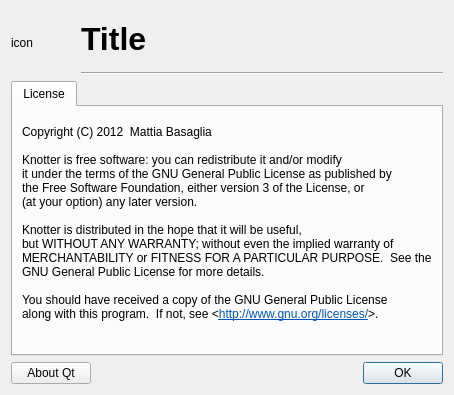
Before: the Qt Designer form src/dialogs/about_dialog.ui in mbasaglia/Knotter, drawn with Qt 5.
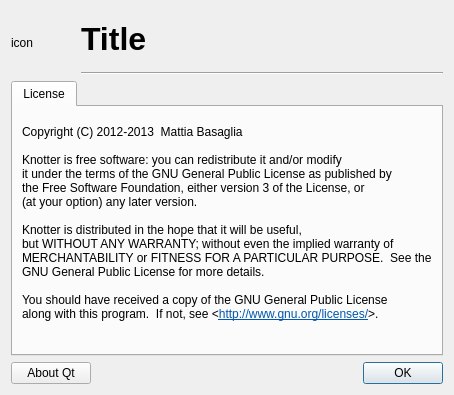
After: the same form once the commit is applied. Icons and pictures are not drawn.

The edit to the form file:
```diff
--- a/src/dialogs/about_dialog.ui
+++ b/src/dialogs/about_dialog.ui
@@ -85,21 +85,21 @@
 &lt;html&gt;&lt;head&gt;&lt;meta name=&quot;qrichtext&quot; content=&quot;1&quot; /&gt;&lt;style type=&quot;text/css&quot;&gt;
 p, li { white-space: pre-wrap; }
 &lt;/style&gt;&lt;/head&gt;&lt;body style=&quot; font-family:'Sans Serif'; font-size:9pt; font-weight:400; font-style:normal;&quot;&gt;
-&lt;p style=&quot; margin-top:0px; margin-bottom:0px; margin-left:0px; margin-right:0px; -qt-block-indent:0; text-indent:0px;&quot;&gt;Copyright (C) 2012  Mattia Basaglia&lt;/p&gt;
-&lt;p style=&quot;-qt-paragraph-type:empty; margin-top:0px; margin-bottom:0px; margin-left:0px; margin-right:0px; -qt-block-indent:0; text-indent:0px;&quot;&gt;&lt;/p&gt;
+&lt;p style=&quot; margin-top:0px; margin-bottom:0px; margin-left:0px; margin-right:0px; -qt-block-indent:0; text-indent:0px;&quot;&gt;Copyright (C) 2012-2013  Mattia Basaglia&lt;/p&gt;
+&lt;p style=&quot;-qt-paragraph-type:empty; margin-top:0px; margin-bottom:0px; margin-left:0px; margin-right:0px; -qt-block-indent:0; text-indent:0px;&quot;&gt;&lt;br /&gt;&lt;/p&gt;
 &lt;p style=&quot; margin-top:0px; margin-bottom:0px; margin-left:0px; margin-right:0px; -qt-block-indent:0; text-indent:0px;&quot;&gt;Knotter is free software: you can redistribute it and/or modify&lt;/p&gt;
 &lt;p style=&quot; margin-top:0px; margin-bottom:0px; margin-left:0px; margin-right:0px; -qt-block-indent:0; text-indent:0px;&quot;&gt;it under the terms of the GNU General Public License as published by&lt;/p&gt;
 &lt;p style=&quot; margin-top:0px; margin-bottom:0px; margin-left:0px; margin-right:0px; -qt-block-indent:0; text-indent:0px;&quot;&gt;the Free Software Foundation, either version 3 of the License, or&lt;/p&gt;
 &lt;p style=&quot; margin-top:0px; margin-bottom:0px; margin-left:0px; margin-right:0px; -qt-block-indent:0; text-indent:0px;&quot;&gt;(at your option) any later version.&lt;/p&gt;
-&lt;p style=&quot;-qt-paragraph-type:empty; margin-top:0px; margin-bottom:0px; margin-left:0px; margin-right:0px; -qt-block-indent:0; text-indent:0px;&quot;&gt;&lt;/p&gt;
+&lt;p style=&quot;-qt-paragraph-type:empty; margin-top:0px; margin-bottom:0px; margin-left:0px; margin-right:0px; -qt-block-indent:0; text-indent:0px;&quot;&gt;&lt;br /&gt;&lt;/p&gt;
 &lt;p style=&quot; margin-top:0px; margin-bottom:0px; margin-left:0px; margin-right:0px; -qt-block-indent:0; text-indent:0px;&quot;&gt;Knotter is distributed in the hope that it will be useful,&lt;/p&gt;
 &lt;p style=&quot; margin-top:0px; margin-bottom:0px; margin-left:0px; margin-right:0px; -qt-block-indent:0; text-indent:0px;&quot;&gt;but WITHOUT ANY WARRANTY; without even the implied warranty of&lt;/p&gt;
 &lt;p style=&quot; margin-top:0px; margin-bottom:0px; margin-left:0px; margin-right:0px; -qt-block-indent:0; text-indent:0px;&quot;&gt;MERCHANTABILITY or FITNESS FOR A PARTICULAR PURPOSE.  See the&lt;/p&gt;
 &lt;p style=&quot; margin-top:0px; margin-bottom:0px; margin-left:0px; margin-right:0px; -qt-block-indent:0; text-indent:0px;&quot;&gt;GNU General Public License for more details.&lt;/p&gt;
-&lt;p style=&quot;-qt-paragraph-type:empty; margin-top:0px; margin-bottom:0px; margin-left:0px; margin-right:0px; -qt-block-indent:0; text-indent:0px;&quot;&gt;&lt;/p&gt;
+&lt;p style=&quot;-qt-paragraph-type:empty; margin-top:0px; margin-bottom:0px; margin-left:0px; margin-right:0px; -qt-block-indent:0; text-indent:0px;&quot;&gt;&lt;br /&gt;&lt;/p&gt;
 &lt;p style=&quot; margin-top:0px; margin-bottom:0px; margin-left:0px; margin-right:0px; -qt-block-indent:0; text-indent:0px;&quot;&gt;You should have received a copy of the GNU General Public License&lt;/p&gt;
 &lt;p style=&quot; margin-top:0px; margin-bottom:0px; margin-left:0px; margin-right:0px; -qt-block-indent:0; text-indent:0px;&quot;&gt;along with this program.  If not, see &amp;lt;&lt;a href=&quot;http://www.gnu.org/licenses/&quot;&gt;&lt;span style=&quot; text-decoration: underline; color:#0057ae;&quot;&gt;http://www.gnu.org/licenses/&lt;/span&gt;&lt;/a&gt;&amp;gt;.&lt;/p&gt;
-&lt;p style=&quot;-qt-paragraph-type:empty; margin-top:0px; margin-bottom:0px; margin-left:0px; margin-right:0px; -qt-block-indent:0; text-indent:0px;&quot;&gt;&lt;/p&gt;&lt;/body&gt;&lt;/html&gt;</string>
+&lt;p style=&quot;-qt-paragraph-type:empty; margin-top:0px; margin-bottom:0px; margin-left:0px; margin-right:0px; -qt-block-indent:0; text-indent:0px;&quot;&gt;&lt;br /&gt;&lt;/p&gt;&lt;/body&gt;&lt;/html&gt;</string>
          </property>
          <property name="textFormat">
           <enum>Qt::RichText</enum>
```
Left out of the diff: 4 changed lines with no effect on the pictures.
